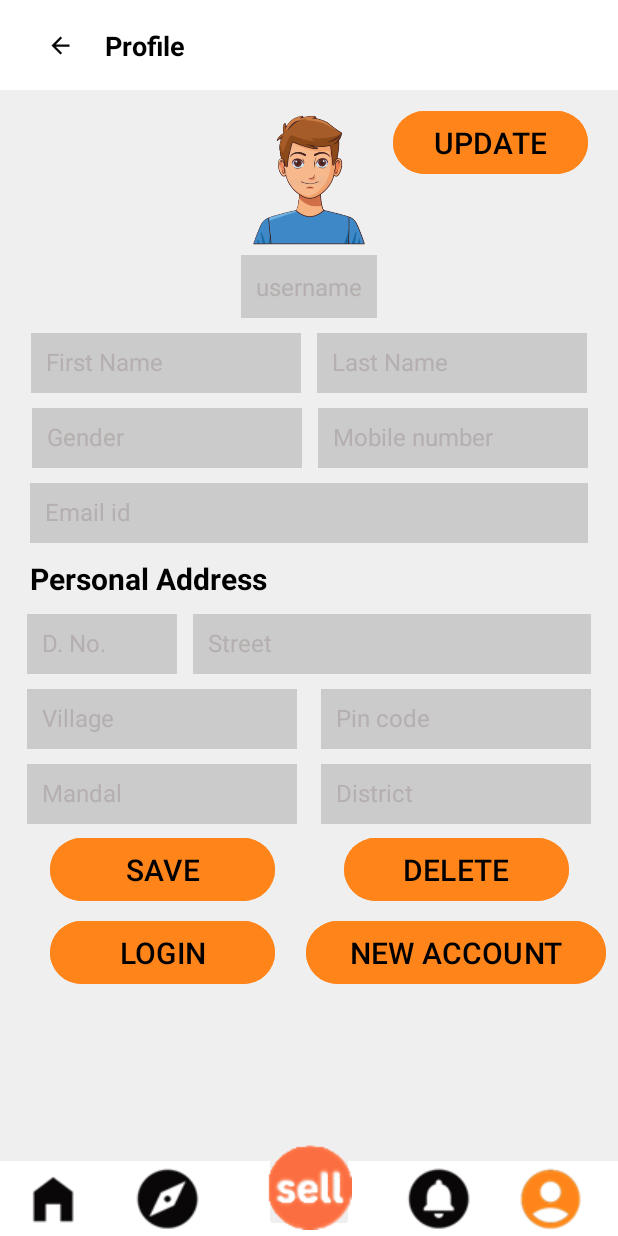
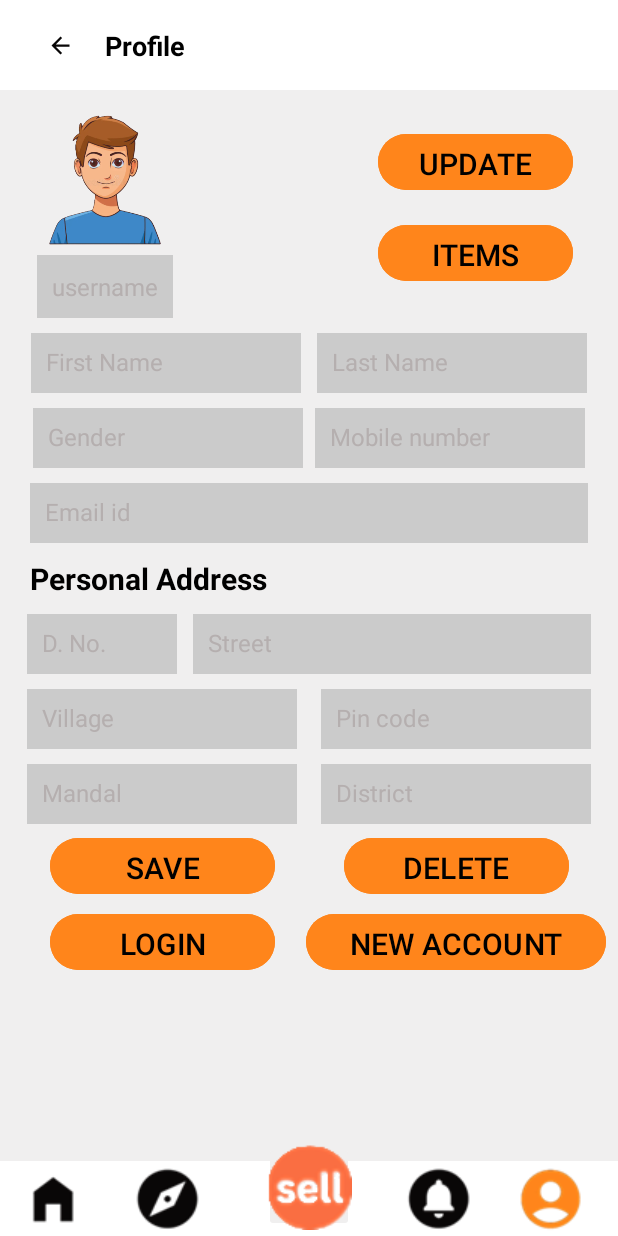
Before and after one commit to Srinivas-Kantheti-2005/Tiny-Trades-App, an Android app: the ProfileActivity screen opened directly, with no data from a screen before it, on a phone screen of 412 x 824 dp. Run offline under Robolectric (Android 15) with nearby library versions, the phone set to English and light mode, and no system bars; our stand-ins replace Room's generated code.

Commit message:
Seller profile to item details activity

```diff
--- a/app/src/main/AndroidManifest.xml
+++ b/app/src/main/AndroidManifest.xml
@@ -20,6 +20,9 @@
         android:supportsRtl="true"
         android:theme="@style/Theme.TinyTrades"
         tools:targetApi="31">
+        <activity
+            android:name=".SellerItemsPage"
+            android:exported="false" />
         <activity
             android:name=".SellActivity"
             android:exported="false" />
--- a/app/src/main/java/com/example/tinytrades/ProfileActivity.kt
+++ b/app/src/main/java/com/example/tinytrades/ProfileActivity.kt
@@ -27,13 +27,13 @@ class ProfileActivity : AppCompatActivity() {
     private lateinit var database: AppDatabase
 
     private lateinit var backbtn: ImageButton
+    private lateinit var updatebtn: Button
+    private lateinit var itemsbtn: Button
     private lateinit var homebtn: ImageButton
     private lateinit var explorebtn: ImageButton
     private lateinit var sellbtn: ImageButton
-
     private lateinit var savebtn: Button
     private lateinit var deletebtn: Button
-    private lateinit var updatebtn: Button
     private lateinit var loginbtn: Button
     private lateinit var newaccountbtn: Button
 
@@ -50,7 +50,7 @@ class ProfileActivity : AppCompatActivity() {
     private lateinit var mandal: EditText
     private lateinit var district: EditText
     private lateinit var profileImage: ImageView
-
+    @SuppressLint("MissingInflatedId")
     override fun onCreate(savedInstanceState: Bundle?) {
         super.onCreate(savedInstanceState)
         setContentView(R.layout.activity_profile)
@@ -61,16 +61,15 @@ class ProfileActivity : AppCompatActivity() {
         itemDao = database.itemDao()
 
         backbtn = findViewById(R.id.backbtn)
+        updatebtn = findViewById(R.id.update)
+        itemsbtn = findViewById(R.id.items)
         homebtn = findViewById(R.id.home)
         explorebtn = findViewById(R.id.explore)
         sellbtn = findViewById(R.id.sell)
-
         savebtn = findViewById(R.id.save)
         deletebtn = findViewById(R.id.delete)
-        updatebtn = findViewById(R.id.update)
         loginbtn = findViewById(R.id.loginpbtn)
         newaccountbtn = findViewById(R.id.newaccount)
-
         username = findViewById(R.id.username)
         firstname = findViewById(R.id.firstname)
         lastname = findViewById(R.id.lastname)
@@ -86,46 +85,48 @@ class ProfileActivity : AppCompatActivity() {
         profileImage = findViewById(R.id.profileimage)
 
         val usernameExtra = intent.getStringExtra("USERNAME") ?: ""
+
+        lifecycleScope.launch {
+            val profile = withContext(Dispatchers.IO) {
+                profileDao.getProfileByUsername(usernameExtra)
+            }
+
+            if (profile != null) {
+                populateFields(profile)
+            }
+        }
         loadProfile(usernameExtra)
 
         savebtn.setOnClickListener {
             saveProfile()
         }
-
         deletebtn.setOnClickListener {
             deleteProfile()
         }
-
         updatebtn.setOnClickListener {
             updateProfile()
         }
-
         sellbtn.setOnClickListener {
             val sellIntent = Intent(this, SellActivity::class.java)
             startActivity(sellIntent)
         }
-
         backbtn.setOnClickListener {
             onBackPressed()
         }
-
         newaccountbtn.setOnClickListener {
             val createAccountIntent = Intent(this, CreateAccount::class.java)
             startActivity(createAccountIntent)
         }
-
         loginbtn.setOnClickListener {
             val loginIntent = Intent(this, LoginPage::class.java)
             startActivity(loginIntent)
         }
-
         explorebtn.setOnClickListener {
             val exploreIntent = Intent(this, MainActivity::class.java).apply {
                 putExtra("navigate_to", "explore")
             }
             startActivity(exploreIntent)
         }
-
         homebtn.setOnClickListener {
             val homeIntent = Intent(this, MainActivity::class.java)
             startActivity(homeIntent)
@@ -156,7 +157,6 @@ class ProfileActivity : AppCompatActivity() {
         pincode.setText(profile.pinCode.toString())
         mandal.setText(profile.mandal)
         district.setText(profile.district)
-
         val profileImageResource = if (profile.gender.equals("male", ignoreCase = true)) {
             R.drawable.men
         } else {
@@ -164,7 +164,6 @@ class ProfileActivity : AppCompatActivity() {
         }
         profileImage.setImageResource(profileImageResource)
     }
-
     private fun saveProfile() {
         val userName = username.text.toString()
         val firstName = firstname.text.toString()
@@ -178,19 +177,16 @@ class ProfileActivity : AppCompatActivity() {
         val pinCode = pincode.text.toString()
         val mandalText = mandal.text.toString()
         val districtText = district.text.toString()
-
-        if (isValidProfile(firstName, lastName, genderText, mobileNo, emailId, userName, dNo, streetText, villageText, pinCode, mandalText, districtText)) {
+        if (isValidProfile(userName, emailId, firstName, lastName, genderText, mobileNo, dNo, streetText, villageText, pinCode, mandalText, districtText)) {
             val profileImage = if (genderText.equals("male", ignoreCase = true)) {
                 R.drawable.men
             } else {
                 R.drawable.women
             }
-
             lifecycleScope.launch {
                 val existingProfile = withContext(Dispatchers.IO) {
                     profileDao.getProfileByUsername(userName)
                 }
-
                 if (existingProfile == null) {
                     val newProfile = Profile(
                         username = userName,
@@ -207,7 +203,6 @@ class ProfileActivity : AppCompatActivity() {
                         district = districtText,
                         image = profileImage
                     )
-
                     withContext(Dispatchers.IO) {
                         profileDao.insert(newProfile)
                     }
@@ -218,8 +213,6 @@ class ProfileActivity : AppCompatActivity() {
             }
         }
     }
-
-
     private fun deleteProfile() {
         val emailIdValue = emailid.text.toString()
         if (emailIdValue.isEmpty()) {
@@ -236,12 +229,9 @@ class ProfileActivity : AppCompatActivity() {
                 }
                 showToast("Profile deleted successfully")
                 clearFields()
-            } else {
-                showToast("Profile not found")
             }
         }
     }
-
     private fun updateProfile() {
         val userName = username.text.toString()
         val firstName = firstname.text.toString()
@@ -255,19 +245,16 @@ class ProfileActivity : AppCompatActivity() {
         val pinCode = pincode.text.toString()
         val mandalText = mandal.text.toString()
         val districtText = district.text.toString()
-
         if (isValidProfile(firstName, lastName, genderText, mobileNo, emailId, userName, dNo, streetText, villageText, pinCode, mandalText, districtText)) {
             val profileImage = if (genderText.equals("male", ignoreCase = true)) {
                 R.drawable.men
             } else {
                 R.drawable.women
             }
-
             lifecycleScope.launch {
                 val existingProfile = withContext(Dispatchers.IO) {
                     profileDao.getProfileByEmailId(emailId)
                 }
-
                 if (existingProfile == null) {
                     showToast("Profile not found")
                 } else {
@@ -286,7 +273,6 @@ class ProfileActivity : AppCompatActivity() {
                         district = districtText,
                         image = profileImage
                     )
-
                     withContext(Dispatchers.IO) {
                         profileDao.update(updatedProfile)
                     }
@@ -295,8 +281,7 @@ class ProfileActivity : AppCompatActivity() {
             }
         }
     }
-
-    private fun isValidProfile(
+    private fun  isValidProfile(
         firstName: String,
         lastName: String,
         gender: String,
@@ -311,6 +296,10 @@ class ProfileActivity : AppCompatActivity() {
         district: String
     ): Boolean {
         return when {
+            userName.isEmpty() -> {
+                showToast("Enter username")
+                false
+            }
             firstName.isEmpty() -> {
                 showToast("Enter first name")
                 false
@@ -323,6 +312,10 @@ class ProfileActivity : AppCompatActivity() {
                 showToast("Enter gender")
                 false
             }
+            gender.equals("male", ignoreCase = true) || gender.equals("female", ignoreCase = true) -> {
+                showToast("Gender must be male or female")
+                false
+            }
             mobileNo.isEmpty() -> {
                 showToast("Enter mobile number")
                 false
@@ -331,8 +324,8 @@ class ProfileActivity : AppCompatActivity() {
                 showToast("Enter email id")
                 false
             }
-            userName.isEmpty() -> {
-                showToast("Enter username")
+            emailId.contains("@gmail.com") -> {
+                showToast("Enter valid email id")
                 false
             }
             dNo.isEmpty() -> {
@@ -362,11 +355,9 @@ class ProfileActivity : AppCompatActivity() {
             else -> true
         }
     }
-
     private fun showToast(message: String) {
         Toast.makeText(this, message, Toast.LENGTH_SHORT).show()
     }
-
     private fun clearFields() {
         username.text.clear()
         firstname.text.clear()
@@ -381,7 +372,6 @@ class ProfileActivity : AppCompatActivity() {
         mandal.text.clear()
         district.text.clear()
     }
-
     @SuppressLint("MissingSuperCall")
     override fun onBackPressed() {
         finish()
--- a/app/src/main/res/layout/activity_item_details.xml
+++ b/app/src/main/res/layout/activity_item_details.xml
@@ -75,8 +75,8 @@
     <TextView
         android:layout_width="match_parent"
         android:layout_height="wrap_content"
-        android:id="@+id/sellername"
-        android:text="@string/seller_name"
+        android:id="@+id/username"
+        android:text="@string/seller_username"
         android:textSize="16sp"
         android:textStyle="bold"
         android:textColor="@color/black"
--- a/app/src/main/res/layout/activity_profile.xml
+++ b/app/src/main/res/layout/activity_profile.xml
@@ -53,8 +53,7 @@
         android:layout_marginStart="20dp"
         android:layout_marginEnd="20dp"
         app:layout_constraintTop_toBottomOf="@id/Profile"
-        app:layout_constraintStart_toStartOf="parent"
-        app:layout_constraintEnd_toEndOf="parent"/>
+        app:layout_constraintStart_toStartOf="parent"/>
 
     <EditText
         android:layout_width="wrap_content"
@@ -79,17 +78,33 @@
 
     <Button
         android:layout_width="130dp"
-        android:layout_height="50dp"
+        android:layout_height="45dp"
         android:id="@+id/update"
         android:text="@string/update"
         android:textSize="20sp"
         android:textStyle="normal"
         android:textColor="@color/black"
         android:backgroundTint="@color/orange"
-        android:layout_marginTop="10sp"
-        android:layout_marginEnd="20dp"
+        android:layout_marginTop="25sp"
+        android:layout_marginEnd="30dp"
         app:layout_constraintEnd_toEndOf="parent"
         app:layout_constraintTop_toBottomOf="@id/Profile"/>
+
+    <Button
+        android:layout_width="130dp"
+        android:layout_height="45dp"
+        android:id="@+id/items"
+        android:text="@string/items"
+        android:textSize="20sp"
+        android:textStyle="normal"
+        android:textColor="@color/black"
+        android:backgroundTint="@color/orange"
+        android:layout_marginTop="10sp"
+        android:layout_marginBottom="25dp"
+        android:layout_marginEnd="30dp"
+        app:layout_constraintEnd_toEndOf="parent"
+        app:layout_constraintTop_toBottomOf="@id/update"
+        app:layout_constraintBottom_toTopOf="@id/lastname"/>
 
     <EditText
         android:id="@+id/firstname"
@@ -116,62 +131,65 @@
         android:id="@+id/lastname"
         android:layout_width="180dp"
         android:layout_height="40dp"
-        android:layout_marginStart="5dp"
-        android:layout_marginTop="10dp"
-        android:layout_marginEnd="20dp"
         android:autofillHints="no"
-        android:background="@color/dim_background"
         android:hint="@string/last_name"
         android:inputType="text"
         android:textSize="16sp"
         android:textStyle="normal"
-        android:padding="10dp"
         android:textColor="@color/black"
         android:textColorHint="@color/hint"
+        android:layout_marginStart="5dp"
+        android:layout_marginTop="10dp"
+        android:layout_marginEnd="20dp"
+        android:padding="10dp"
+        android:background="@color/dim_background"
+        app:layout_constraintTop_toBottomOf="@id/username"
+        app:layout_constraintStart_toEndOf="@id/firstname"
+        app:layout_constraintEnd_toEndOf="parent"
         app:layout_constraintBottom_toTopOf="@id/mobileno"
-        app:layout_constraintEnd_toEndOf="parent"
-        app:layout_constraintStart_toEndOf="@id/firstname"
-        app:layout_constraintTop_toBottomOf="@id/username"
         app:layout_constraintVertical_bias="0.0" />
 
     <EditText
         android:id="@+id/gender"
         android:layout_width="180dp"
         android:layout_height="40dp"
-        android:layout_marginStart="15dp"
-        android:layout_marginTop="10dp"
-        android:layout_marginEnd="5dp"
         android:autofillHints="no"
-        android:background="@color/dim_background"
         android:hint="@string/gender"
         android:inputType="text"
         android:textSize="16sp"
         android:textStyle="normal"
-        android:padding="10dp"
         android:textColor="@color/black"
         android:textColorHint="@color/hint"
+        android:layout_marginStart="20dp"
+        android:layout_marginTop="10dp"
+        android:layout_marginEnd="5dp"
+        android:padding="10dp"
+        android:background="@color/dim_background"
         app:layout_constraintTop_toBottomOf="@id/firstname"
         app:layout_constraintStart_toStartOf="parent"
-        app:layout_constraintEnd_toStartOf="@id/mobileno"/>
+        app:layout_constraintEnd_toStartOf="@id/mobileno"
+        app:layout_constraintBottom_toTopOf="@id/emailid"/>
 
     <EditText
         android:id="@+id/mobileno"
         android:layout_width="180dp"
         android:layout_height="40dp"
-        android:layout_marginStart="20dp"
-        android:layout_marginTop="10dp"
-        android:layout_marginEnd="20dp"
         android:autofillHints="no"
-        android:background="@color/dim_background"
         android:hint="@string/mobile_number"
         android:inputType="number"
         android:textSize="16sp"
         android:textStyle="normal"
-        android:padding="10dp"
         android:textColor="@color/black"
         android:textColorHint="@color/hint"
+        android:layout_marginTop="10dp"
+        android:layout_marginStart="0dp"
+        android:layout_marginEnd="20dp"
+        android:padding="10dp"
+        android:background="@color/dim_background"
+        app:layout_constraintTop_toBottomOf="@id/lastname"
+        app:layout_constraintStart_toEndOf="@id/gender"
         app:layout_constraintEnd_toEndOf="parent"
-        app:layout_constraintTop_toBottomOf="@id/lastname" />
+        app:layout_constraintVertical_bias="0.0"/>
 
     <EditText
         android:id="@+id/emailid"
@@ -189,9 +207,9 @@
         android:padding="10dp"
         android:textColor="@color/black"
         android:textColorHint="@color/hint"
-        app:layout_constraintEnd_toEndOf="@id/lastname"
-        app:layout_constraintStart_toStartOf="@id/firstname"
-        app:layout_constraintTop_toBottomOf="@id/mobileno" />
+        app:layout_constraintTop_toBottomOf="@id/gender"
+        app:layout_constraintStart_toStartOf="parent"
+        app:layout_constraintEnd_toEndOf="parent"/>
 
     <TextView
         android:id="@+id/address"
@@ -323,24 +341,22 @@
         app:layout_constraintEnd_toEndOf="@id/pincode" />
 
     <Button
+        android:id="@+id/save"
         android:layout_width="150dp"
-        android:layout_height="50dp"
-        android:id="@+id/save"
+        android:layout_height="45dp"
+        android:layout_marginTop="5dp"
+        android:backgroundTint="@color/orange"
         android:text="@string/save"
+        android:textColor="@color/black"
         android:textSize="20sp"
         android:textStyle="normal"
-        android:textColor="@color/black"
-        android:backgroundTint="@color/orange"
-        android:layout_marginStart="0dp"
-        android:layout_marginTop="5dp"
-        android:layout_marginEnd="0dp"
-        app:layout_constraintTop_toBottomOf="@id/mandal"
+        app:layout_constraintEnd_toEndOf="@id/mandal"
         app:layout_constraintStart_toStartOf="@id/mandal"
-        app:layout_constraintEnd_toEndOf="@id/mandal"/>
+        app:layout_constraintTop_toBottomOf="@id/mandal" />
 
     <Button
         android:layout_width="150dp"
-        android:layout_height="50dp"
+        android:layout_height="45dp"
         android:id="@+id/delete"
         android:text="@string/delete"
         android:textSize="20sp"
@@ -356,7 +372,7 @@
 
     <Button
         android:layout_width="150dp"
-        android:layout_height="50dp"
+        android:layout_height="45dp"
         android:id="@+id/loginpbtn"
         android:text="@string/login_profile"
         android:textSize="20sp"
@@ -372,7 +388,7 @@
 
     <Button
         android:layout_width="200dp"
-        android:layout_height="50dp"
+        android:layout_height="45dp"
         android:id="@+id/newaccount"
         android:text="@string/new_account"
         android:textSize="20sp"
--- a/app/src/main/res/layout/seller_item_layout.xml
+++ b/app/src/main/res/layout/seller_item_layout.xml
@@ -7,8 +7,8 @@
     android:layout_height="200dp"
     android:id="@+id/sellerCardView"
     android:layout_marginTop="0dp"
-    android:layout_marginStart="0dp"
-    android:layout_marginEnd="0dp"
+    android:layout_marginStart="5dp"
+    android:layout_marginEnd="5dp"
     android:layout_marginBottom="0dp"
     app:layout_constraintStart_toStartOf="parent"
     app:layout_constraintEnd_toEndOf="parent"
--- a/app/src/main/res/values/strings.xml
+++ b/app/src/main/res/values/strings.xml
@@ -61,4 +61,6 @@
     <string name="gallery">GALLERY</string>
     <string name="enter_your_email_id">Enter your email id</string>
     <string name="quantity">Quantity</string>
+    <string name="items">ITEMS</string>
+    <string name="seller_username">Seller Username</string>
 </resources>
```
Also changed, not shown: app/src/main/java/com/example/tinytrades/ItemDetailsActivity.kt (+9 -10 lines), app/src/main/java/com/example/tinytrades/SellActivity.kt (+13 -8 lines), app/src/main/java/com/example/tinytrades/SellerProfileActivity.kt (+23 -22 lines), app/src/main/java/com/example/tinytrades/SellerRecyclerViewAdapter.kt (+13 -0 lines), app/src/main/res/layout/activity_create_account.xml (+4 -4 lines), app/src/main/res/layout/activity_sell.xml (+21 -52 lines).
